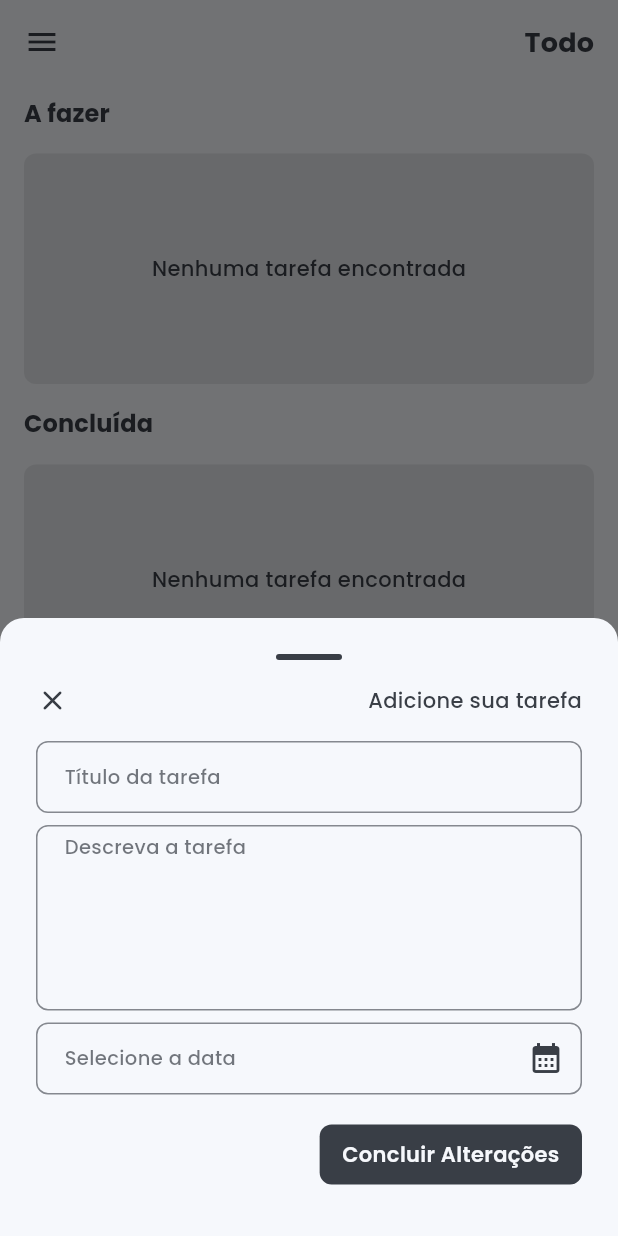
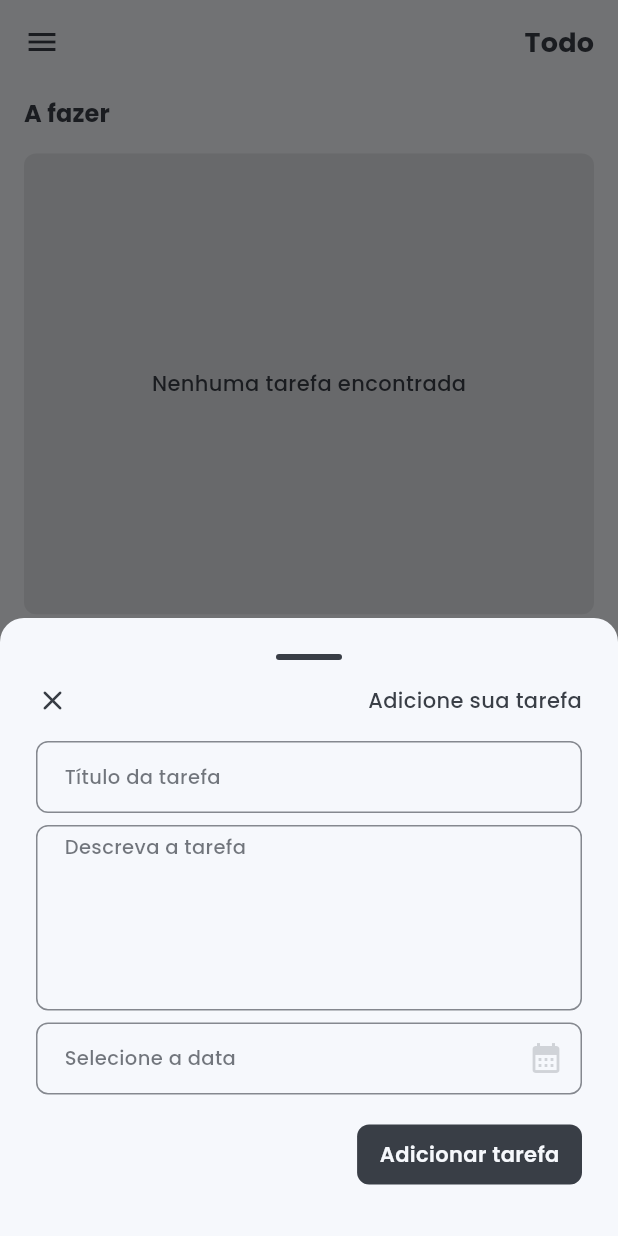
Before and after one commit to lucasxgb/todo_app, a Flutter app: the screen it shows after launch, after a tap on the "add" icon, on a phone screen of 412 x 824 dp. Run offline on Flutter 3.47's test engine with Material 3 defaults, Android fonts, the phone set to English and light mode, and no system bars; our stand-ins replace flutter_mobx, google_fonts, mobx; generated files the repository leaves out were written again.

```diff
--- a/lib/src/home/widgets/custom_display_task_card.dart
+++ b/lib/src/home/widgets/custom_display_task_card.dart
@@ -1,5 +1,6 @@
 // ignore_for_file: public_member_api_docs, sort_constructors_first
 import 'package:flutter/material.dart';
+import 'package:flutter_mobx/flutter_mobx.dart';
 import 'package:todo_app/src/home/viewmodel/home_store.dart';
 import 'package:todo_app/src/home/widgets/task_bottom_sheet.dart';
 import 'package:todo_app/src/shared/models/task_model.dart';
@@ -39,7 +40,8 @@ class CustomDisplayCardTask extends StatelessWidget {
     }
 
     return tasksList!.isNotEmpty
-        ? ListView.separated(
+        ? Observer(builder: (_) {
+            return ListView.separated(
               physics: const NeverScrollableScrollPhysics(),
               padding: const EdgeInsets.all(0),
               shrinkWrap: true,
@@ -51,22 +53,19 @@ class CustomDisplayCardTask extends StatelessWidget {
               },
               itemBuilder: ((context, index) {
                 return InkWell(
-                child: CardTask(task: tasksList![index]),
+                  child: CardTask(
+                    task: tasksList![index],
+                    index: index,
+                  ),
                   onTap: () {
                     openTransactionFormModal(context, tasksList![index]);
-                  // Navigator.push(
-                  //     context,
-                  //     MaterialPageRoute(
-                  //       builder: (_) => DisplayTaskDetails(
-                  //         task: tasksList![index],
-                  //       ),
-                  //     ));
                   },
                 );
               }),
-          )
+            );
+          })
         : Container(
-            height: constraints.maxHeight * 0.2,
+            height: constraints.maxHeight * 0.4,
             decoration: BoxDecoration(
                 borderRadius: BorderRadius.circular(8),
                 color: colorScheme.primary.withOpacity(0.1)),
--- a/lib/src/home/widgets/task_bottom_sheet.dart
+++ b/lib/src/home/widgets/task_bottom_sheet.dart
@@ -115,6 +115,9 @@ class _TaskBottomSheetState extends State<TaskBottomSheet> {
                                 controller!.setEditable();
                                 Navigator.of(context).pop();
                               }
+                              if (controller!.isEditable != true) {
+                                controller!.setEditable();
+                              }
                             },
                           );
                         }),
--- a/lib/src/home/widgets/task_form.dart
+++ b/lib/src/home/widgets/task_form.dart
@@ -3,7 +3,6 @@ import 'package:flutter/material.dart';
 import 'package:flutter_mobx/flutter_mobx.dart';
 import 'package:intl/intl.dart';
 import 'package:provider/provider.dart';
-
 import 'package:todo_app/src/home/viewmodel/home_store.dart';
 import 'package:todo_app/src/shared/models/task_model.dart';
 import 'package:todo_app/src/shared/res/enums/input_border_type.dart';
@@ -46,7 +45,8 @@ class _TaskFormState extends State<TaskForm> {
     if (widget.task != null) {
       widget.titleController!.text = widget.task!.title;
       widget.descriptionController!.text = widget.task!.description!;
-      widget.dateController!.text = DateFormat('yyyy-MM-dd').format(widget.task!.date!);
+      widget.dateController!.text =
+          DateFormat('yyyy-MM-dd').format(widget.task!.date!);
     }
     super.initState();
   }
@@ -65,6 +65,7 @@ class _TaskFormState extends State<TaskForm> {
   @override
   Widget build(BuildContext context) {
     final ColorScheme colorScheme = Theme.of(context).colorScheme;
+    bool valid = widget.viewMode == ViewMode.edit;
     return Observer(builder: (_) {
       return Form(
           key: formKey,
@@ -74,7 +75,8 @@ class _TaskFormState extends State<TaskForm> {
                 borderType: InputBorderType.outline,
                 maxLines: 1,
                 expands: false,
-                enabled: !controller!.isLoading || controller!.isEditable,
+                enabled:
+                    valid ? controller!.isEditable : !controller!.isLoading,
                 hintText: 'Título da tarefa',
                 controller: widget.titleController,
                 onChanged: controller!.setTitle,
@@ -85,7 +87,8 @@ class _TaskFormState extends State<TaskForm> {
                 child: CustomTextFormField(
                   borderType: InputBorderType.outline,
                   expands: true,
-                  enabled: !controller!.isLoading || controller!.isEditable,
+                  enabled:
+                      valid ? controller!.isEditable : !controller!.isLoading,
                   keyboardType: TextInputType.multiline,
                   textAlignVertical: TextAlignVertical.top,
                   hintText: "Descreva a tarefa",
@@ -99,7 +102,8 @@ class _TaskFormState extends State<TaskForm> {
                 maxLines: 1,
                 expands: false,
                 readonly: true,
-                enabled: !controller!.isLoading || controller!.isEditable,
+                enabled:
+                    valid ? controller!.isEditable : !controller!.isLoading,
                 hintText: 'Selecione a data',
                 controller: widget.dateController,
                 onTap: () async {
@@ -117,12 +121,10 @@ class _TaskFormState extends State<TaskForm> {
                     controller!.setDateTime(widget.dateController!.text);
                   });
                 },
-                suffixIcon: Icon(
-                  Icons.calendar_month,
-                  color: controller!.isLoading
-                      ? colorScheme.primary.withOpacity(0.2)
-                      : colorScheme.primary,
-                ),
+                suffixIcon: Icon(Icons.calendar_month,
+                    color: !controller!.isEditable || controller!.isLoading
+                        ? colorScheme.primary.withOpacity(0.2)
+                        : colorScheme.primary),
               ),
               SizedBox(height: setSize(widget.constraints.maxHeight, 16)),
               Align(
@@ -133,8 +135,8 @@ class _TaskFormState extends State<TaskForm> {
                   text: controller!.isLoading
                       ? null
                       : widget.viewMode == ViewMode.edit
-                          ? 'Adicionar tarefa'
-                          : 'Concluir Alterações',
+                          ? 'Concluir Alterações'
+                          : 'Adicionar tarefa',
                   onPressed: () async {
                     await _onPressed();
                   },
```
Also changed, not shown: lib/src/shared/widgets/card_task.dart (+67 -31 lines). Lines whose indentation alone changed are shown as unchanged.
